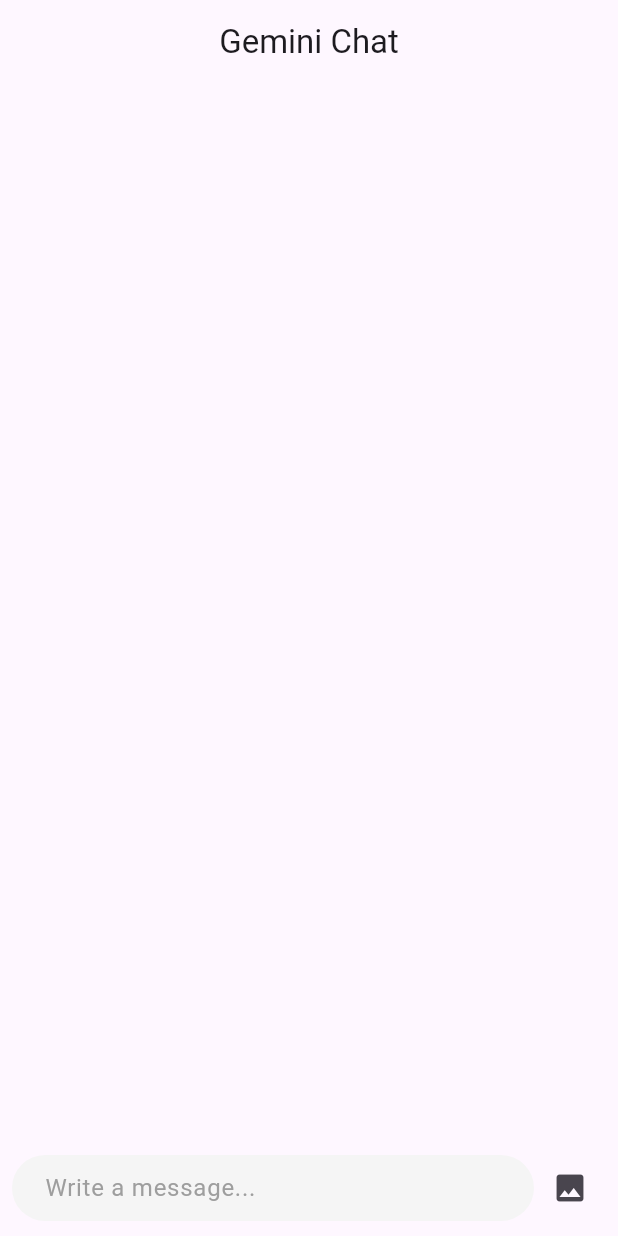
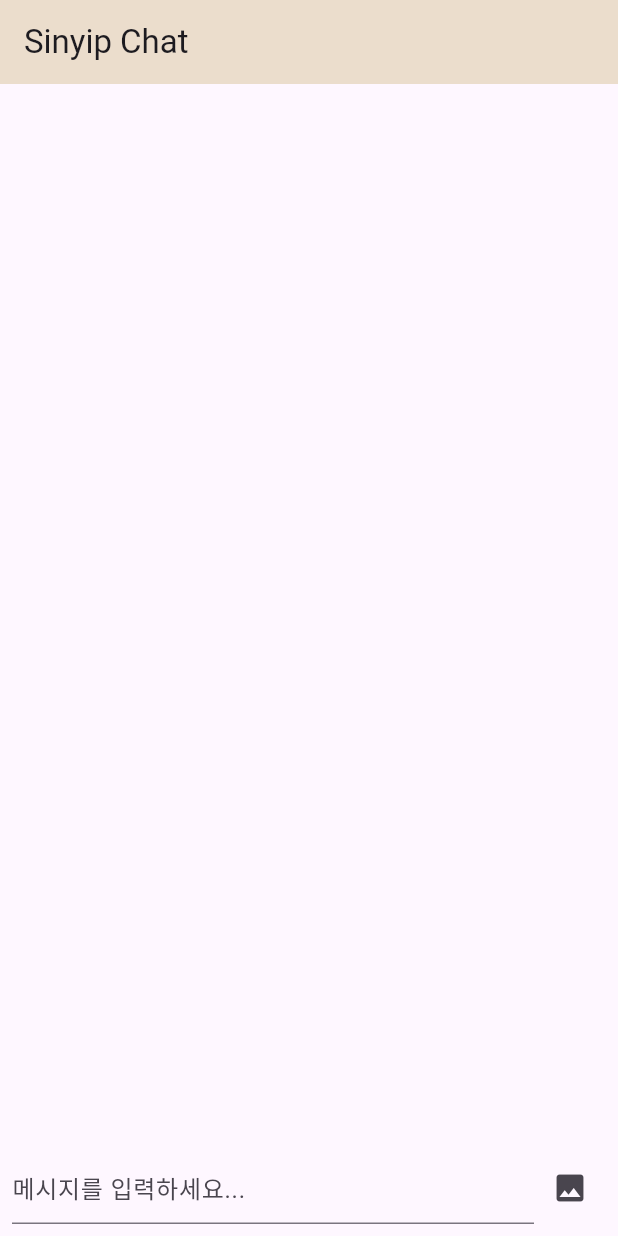
Before and after one commit to seyoo630/GukMinApp, a Flutter app: the screen it shows after launch, on a phone screen of 412 x 824 dp. Run offline on Flutter 3.47's test engine with Material 3 defaults, Android fonts, the phone set to English and light mode, and no system bars; drawn by our look-alikes of dash_chat_2; our stand-ins replace flutter_gemini, image_picker.

Commit message:
second commit

```diff
--- a/lib/main.dart
+++ b/lib/main.dart
@@ -1,7 +1,7 @@
 import 'package:flutter/material.dart';
+import 'package:flutter_localizations/flutter_localizations.dart'; // 추가된 부분
 import 'package:gemini_chat_bot/consts.dart';
 import 'package:gemini_chat_bot/pages/home_page.dart';
-import 'package:gemini_chat_bot/consts.dart';
 import 'package:flutter_gemini/flutter_gemini.dart';
 
 void main() {
@@ -14,7 +14,6 @@ void main() {
 class MyApp extends StatelessWidget {
   const MyApp({super.key});
 
-  // This widget is the root of your application.
   @override
   Widget build(BuildContext context) {
     return MaterialApp(
@@ -23,7 +22,15 @@ class MyApp extends StatelessWidget {
         colorScheme: ColorScheme.fromSeed(seedColor: Colors.deepPurple),
         useMaterial3: true,
       ),
-      home: HomePage(),
+      home: const HomePage(),
+      localizationsDelegates: [
+        GlobalMaterialLocalizations.delegate,
+        GlobalWidgetsLocalizations.delegate,
+      ],
+      supportedLocales: [
+        const Locale('en', 'US'),
+        const Locale('ko', 'KR'),
+      ],
     );
   }
 }
--- a/lib/pages/home_page.dart
+++ b/lib/pages/home_page.dart
@@ -19,17 +19,18 @@ class _HomePageState extends State<HomePage> {
   ChatUser currentUser = ChatUser(id: "0", firstName: "User");
   ChatUser geminiUser = ChatUser(
       id: "1",
-      firstName: "Gemini",
+      firstName: "신입봇",
       profileImage:
-          "https://seeklogo.com/images/G/google-gemini-logo-A5787B2669-seeklogo.com.png");
+      "https://seeklogo.com/images/U/umizoomi-bot-logo-0982C669D8-seeklogo.com.png");
 
   @override
   Widget build(BuildContext context) {
     return Scaffold(
       appBar: AppBar(
-        centerTitle: true,
+        backgroundColor: const Color(0xFFEBDDCC),
+        centerTitle: false,
         title: const Text(
-          "Gemini Chat",
+          "Sinyip Chat",
         ),
       ),
       body: _buildUI(),
@@ -38,14 +39,19 @@ class _HomePageState extends State<HomePage> {
 
   Widget _buildUI() {
     return DashChat(
-      inputOptions: InputOptions(trailing: [
+      inputOptions: InputOptions(
+        trailing: [
           IconButton(
             onPressed: _sendMediaMessage,
             icon: const Icon(
               Icons.image,
             ),
-        )
-      ]),
+          ),
+        ],
+        inputDecoration: const InputDecoration(
+          hintText: '메시지를 입력하세요...',
+        ),
+      ),
       currentUser: currentUser,
       onSend: _sendMessage,
       messages: messages,
@@ -59,10 +65,15 @@ class _HomePageState extends State<HomePage> {
     try {
       String question = chatMessage.text;
       List<Uint8List>? images;
-      if(chatMessage.medias?.isNotEmpty ?? false) {
-        images = [File(chatMessage.medias!.first.url).readAsBytesSync(),];
+      if (chatMessage.medias?.isNotEmpty ?? false) {
+        images = [
+          File(chatMessage.medias!.first.url).readAsBytesSync(),
+        ];
       }
-      gemini.streamGenerateContent(question, images: images,).listen((event) {
+      gemini.streamGenerateContent(
+        question,
+        images: images,
+      ).listen((event) {
         ChatMessage? lastMessage = messages.firstOrNull;
         if (lastMessage != null && lastMessage.user == geminiUser) {
           lastMessage = messages.removeAt(0);
@@ -110,7 +121,8 @@ class _HomePageState extends State<HomePage> {
             fileName: "",
             type: MediaType.image,
           )
-          ]);
+        ],
+      );
       _sendMessage(chatMessage);
     }
   }
--- a/pubspec.yaml
+++ b/pubspec.yaml
@@ -29,6 +29,8 @@ environment:
 # versions available, run `flutter pub outdated`.
 dependencies:
   flutter:
+    sdk: flutter
+  flutter_localizations:
     sdk: flutter
 
 
```
Also changed, not shown: pubspec.lock. Lines whose indentation alone changed are shown as unchanged.
